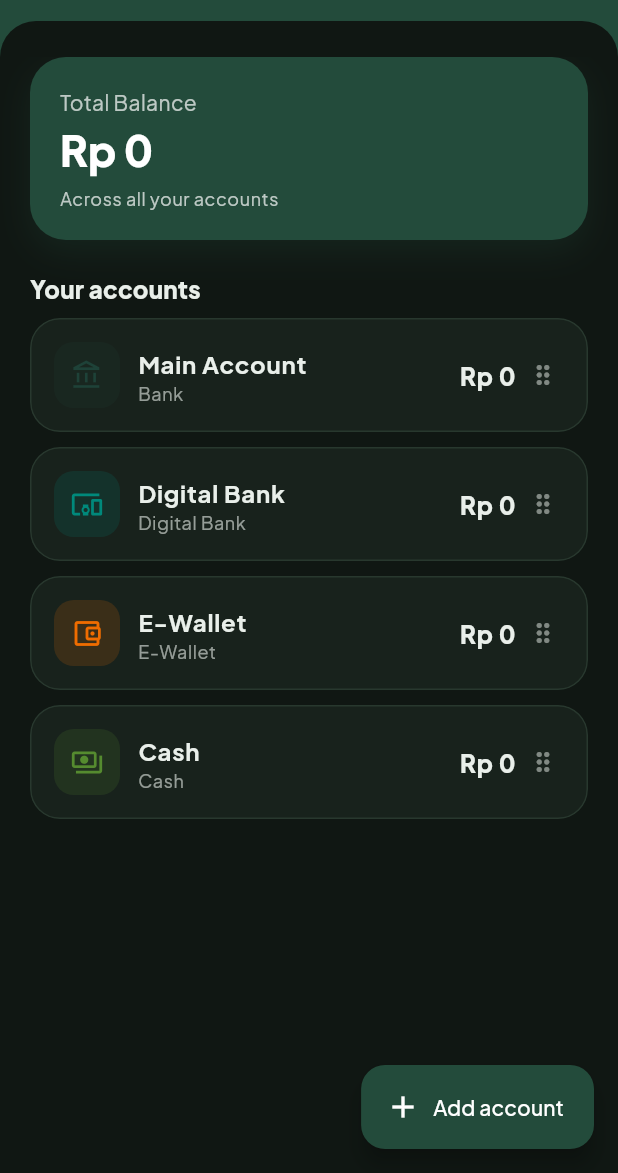
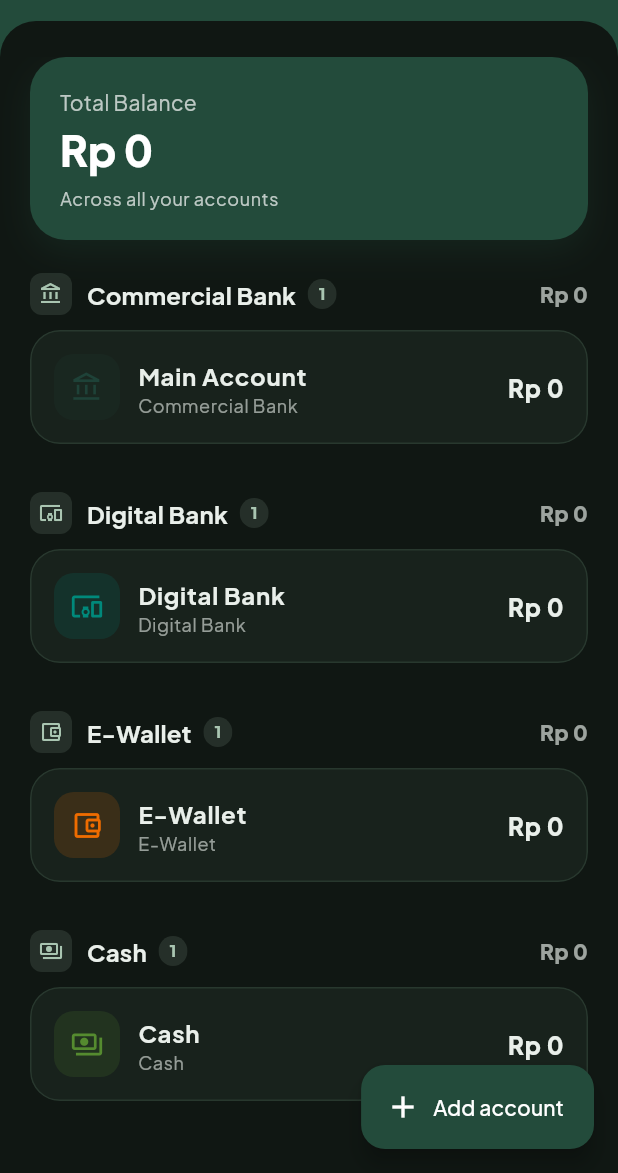
Before and after one commit to hyenavia/wall-o-pay, a Flutter app: the AccountsPage screen opened directly, on a phone screen of 412 x 824 dp, the part 63-1236 px from its top. Run offline on Flutter 3.47's test engine with Material 3 defaults, Android fonts, the phone set to English and light mode, and no system bars; our stand-ins replace cloud_firestore, connectivity_plus, drift, drift_flutter, firebase_auth, firebase_core and 9 more; missing offline and left inert: file_selector; accounts and stored records are empty; generated files the repository leaves out were written again.

Commit message:
feat: group accounts into categories with subtotals and counts (v1.11.0)

```diff
--- a/lib/core/l10n.dart
+++ b/lib/core/l10n.dart
@@ -61,6 +61,7 @@ String trG(String key, [Map<String, Object?>? args]) =>
 
 const Map<String, String> _en = {
   'Rekening Utama': 'Main Account',
+  'Bank Konvensional': 'Commercial Bank',
   'Bank Digital': 'Digital Bank',
   'Tunai': 'Cash',
   'E-Wallet': 'E-Wallet',
@@ -78,6 +79,7 @@ const Map<String, String> _en = {
 
 const Map<String, String> _id = {
   'Main Account': 'Rekening Utama',
+  'Commercial Bank': 'Bank Konvensional',
   'Digital Bank': 'Bank Digital',
   'Cash': 'Tunai',
   'Bank': 'Bank',
--- a/lib/data/providers.dart
+++ b/lib/data/providers.dart
@@ -167,57 +167,23 @@ final pendingTransactionsProvider = StreamProvider<List<PendingTransaction>>((re
   return ref.watch(databaseProvider).watchPendingTransactions();
 });
 
-/// Daftar dompet/rekening aktif langsung dari database.
-final _rawWalletsProvider = StreamProvider<List<Wallet>>((ref) {
-  return ref.watch(databaseProvider).watchWallets();
-});
+/// Urutan prioritas kategori akun: Commercial Bank -> Digital Bank -> E-Wallet -> Cash.
+const _kAccountCategoryOrder = {
+  'bank': 0,
+  'digital': 1,
+  'ewallet': 2,
+  'cash': 3,
+};
 
-/// Urutan kustom dompet/akun yang disimpan di SharedPreferences.
-class WalletOrderNotifier extends Notifier<List<String>> {
-  static const _kKey = 'pref_wallet_order';
-
-  @override
-  List<String> build() {
-    final prefs = ref.watch(sharedPreferencesProvider);
-    return prefs.getStringList(_kKey) ?? const [];
-  }
-
-  Future<void> updateOrder(List<String> newOrder) async {
-    state = List.unmodifiable(newOrder);
-    final prefs = ref.read(sharedPreferencesProvider);
-    await prefs.setStringList(_kKey, newOrder);
-  }
-
-  Future<void> reorder(int fromIndex, int toIndex, List<Wallet> currentList) async {
-    final ids = currentList.map((w) => w.id).toList();
-    if (fromIndex < 0 || fromIndex >= ids.length) return;
-    if (toIndex < 0 || toIndex >= ids.length) return;
-    if (fromIndex == toIndex) return;
-    final item = ids.removeAt(fromIndex);
-    ids.insert(toIndex, item);
-    await updateOrder(ids);
-  }
-}
-
-final walletOrderProvider =
-    NotifierProvider<WalletOrderNotifier, List<String>>(WalletOrderNotifier.new);
-
-/// Daftar dompet/rekening aktif (diurutkan sesuai preferensi kustom pengguna).
-final walletsProvider = Provider<AsyncValue<List<Wallet>>>((ref) {
-  final rawAsync = ref.watch(_rawWalletsProvider);
-  final order = ref.watch(walletOrderProvider);
-
-  return rawAsync.whenData((list) {
-    if (order.isEmpty) return list;
-    final orderMap = <String, int>{
-      for (var i = 0; i < order.length; i++) order[i]: i,
-    };
+/// Daftar dompet/rekening aktif yang terkelompok secara terstruktur berdasarkan kategori akun.
+final walletsProvider = StreamProvider<List<Wallet>>((ref) {
+  return ref.watch(databaseProvider).watchWallets().map((list) {
     final sorted = List<Wallet>.from(list);
     sorted.sort((a, b) {
-      final orderA = orderMap[a.id] ?? 999999;
-      final orderB = orderMap[b.id] ?? 999999;
+      final orderA = _kAccountCategoryOrder[a.type.toLowerCase()] ?? 99;
+      final orderB = _kAccountCategoryOrder[b.type.toLowerCase()] ?? 99;
       if (orderA != orderB) return orderA.compareTo(orderB);
-      return a.name.compareTo(b.name);
+      return a.createdAt.compareTo(b.createdAt);
     });
     return sorted;
   });
--- a/lib/data/update_checker.dart
+++ b/lib/data/update_checker.dart
@@ -45,7 +45,7 @@ final availableUpdateProvider =
 
 class UpdateCheckerService {
   /// Versi aplikasi saat ini. Selalu disinkronkan dengan pubspec.yaml.
-  static const currentVersion = '1.10.0';
+  static const currentVersion = '1.11.0';
 
   static const MethodChannel _channel = MethodChannel(
     'com.example.wall_o_pay/notifications',
--- a/lib/features/accounts/accounts_page.dart
+++ b/lib/features/accounts/accounts_page.dart
@@ -1,5 +1,3 @@
-import 'dart:ui' show lerpDouble;
-
 import 'package:flutter/material.dart';
 import 'package:flutter_riverpod/flutter_riverpod.dart';
 
@@ -32,13 +30,13 @@ String accountKindLabel(BuildContext context, String type) {
     case 'cash':
       return context.tr('Cash');
     case 'bank':
-      return context.tr('Bank');
+      return context.tr('Commercial Bank');
     case 'digital':
       return context.tr('Digital Bank');
     case 'ewallet':
       return context.tr('E-Wallet');
     default:
-      return context.tr('Bank');
+      return context.tr('Commercial Bank');
   }
 }
 
@@ -122,6 +120,72 @@ class AccountsSummaryCard extends ConsumerWidget {
   }
 }
 
+class _AccountCategoryHeader extends StatelessWidget {
+  const _AccountCategoryHeader({
+    required this.title,
+    required this.icon,
+    required this.count,
+    required this.subtotalFormatted,
+  });
+
+  final String title;
+  final IconData icon;
+  final int count;
+  final String subtotalFormatted;
+
+  @override
+  Widget build(BuildContext context) {
+    final theme = Theme.of(context);
+    final muted = theme.colorScheme.onSurface.withValues(alpha: 0.65);
+
+    return Padding(
+      padding: const EdgeInsets.only(top: 22, bottom: 10),
+      child: Row(
+        children: [
+          Container(
+            padding: const EdgeInsets.all(6),
+            decoration: BoxDecoration(
+              color: AppColors.sage.withValues(alpha: 0.14),
+              borderRadius: BorderRadius.circular(8),
+            ),
+            child: Icon(icon, size: 16, color: AppColors.sage),
+          ),
+          const SizedBox(width: 10),
+          Text(
+            title,
+            style: theme.textTheme.titleMedium?.copyWith(
+              fontWeight: FontWeight.w700,
+            ),
+          ),
+          const SizedBox(width: 8),
+          Container(
+            padding: const EdgeInsets.symmetric(horizontal: 7, vertical: 2),
+            decoration: BoxDecoration(
+              color: AppColors.sage.withValues(alpha: 0.14),
+              borderRadius: BorderRadius.circular(10),
+            ),
+            child: Text(
+              '$count',
+              style: theme.textTheme.labelSmall?.copyWith(
+                color: AppColors.sage,
+                fontWeight: FontWeight.w800,
+              ),
+            ),
+          ),
+          const Spacer(),
+          Text(
+            subtotalFormatted,
+            style: theme.textTheme.bodyMedium?.copyWith(
+              fontWeight: FontWeight.w800,
+              color: muted,
+            ),
+          ),
+        ],
+      ),
+    );
+  }
+}
+
 class AccountsPage extends ConsumerWidget {
   const AccountsPage({super.key});
 
@@ -165,13 +229,36 @@ class AccountsPage extends ConsumerWidget {
         error: (e, _) => Center(
           child: Text(context.tr('Could not load data: {error}', {'error': e})),
         ),
-        data: (accounts) => CustomScrollView(
-          slivers: [
-            SliverPadding(
-              padding: const EdgeInsets.fromLTRB(20, 0, 20, 0),
-              sliver: SliverToBoxAdapter(
-                child: Column(
-                  crossAxisAlignment: CrossAxisAlignment.stretch,
+        data: (accounts) {
+          const categoryOrder = ['bank', 'digital', 'ewallet', 'cash'];
+          final grouped = <String, List<Wallet>>{
+            for (final cat in categoryOrder) cat: <Wallet>[],
+          };
+          for (final a in accounts) {
+            final type = a.type.toLowerCase();
+            if (grouped.containsKey(type)) {
+              grouped[type]!.add(a);
+            } else {
+              grouped['bank']!.add(a);
+            }
+          }
+
+          // Urutkan akun di dalam tiap kategori berdasarkan saldo terbesar
+          for (final list in grouped.values) {
+            list.sort((a, b) {
+              final balA = balances[a.id] ?? 0;
+              final balB = balances[b.id] ?? 0;
+              final cmp = balB.compareTo(balA);
+              if (cmp != 0) return cmp;
+              return a.name.compareTo(b.name);
+            });
+          }
+
+          final activeCategories =
+              categoryOrder.where((cat) => grouped[cat]!.isNotEmpty).toList();
+
+          return ListView(
+            padding: const EdgeInsets.fromLTRB(20, 0, 20, 96),
             children: [
               HeroCard(
                 child: Column(
@@ -195,43 +282,25 @@ class AccountsPage extends ConsumerWidget {
                   ],
                 ),
               ),
-                    SectionHeader(title: context.tr('Your accounts')),
+              if (activeCategories.isEmpty) ...[
+                const SizedBox(height: 24),
+                EmptyStateCard(
+                  icon: Icons.account_balance_wallet_outlined,
+                  title: context.tr('No accounts yet'),
+                  subtitle: context.tr('Cash, bank, and e-wallet balances'),
+                ),
               ],
+              for (final cat in activeCategories) ...[
+                _AccountCategoryHeader(
+                  title: accountKindLabel(context, cat),
+                  icon: accountIcon(cat),
+                  count: grouped[cat]!.length,
+                  subtotalFormatted: money(
+                    grouped[cat]!.fold<int>(0, (sum, a) => sum + (balances[a.id] ?? 0)),
                   ),
                 ),
-            ),
-            SliverPadding(
-              padding: const EdgeInsets.symmetric(horizontal: 20),
-              sliver: SliverReorderableList(
-                itemCount: accounts.length,
-                onReorderItem: (oldIndex, newIndex) {
-                  ref.read(walletOrderProvider.notifier).reorder(
-                        oldIndex,
-                        newIndex,
-                        accounts,
-                      );
-                },
-                proxyDecorator: (child, index, animation) {
-                  return AnimatedBuilder(
-                    animation: animation,
-                    builder: (context, child) {
-                      final animValue = Curves.easeInOut.transform(animation.value);
-                      final elevation = lerpDouble(0, 6, animValue) ?? 0;
-                      return Material(
-                        elevation: elevation,
-                        color: Colors.transparent,
-                        shadowColor: Colors.black54,
-                        borderRadius: BorderRadius.circular(20),
-                        child: child,
-                      );
-                    },
-                    child: child,
-                  );
-                },
-                itemBuilder: (context, index) {
-                  final a = accounts[index];
-                  return Padding(
-                    key: ValueKey(a.id),
+                for (final a in grouped[cat]!)
+                  Padding(
                     padding: const EdgeInsets.only(bottom: 10),
                     child: AppCard(
                       onTap: () => showAccountForm(context, wallet: a),
@@ -246,11 +315,15 @@ class AccountsPage extends ConsumerWidget {
                             child: Column(
                               crossAxisAlignment: CrossAxisAlignment.start,
                               children: [
-                                Text(context.tr(a.name),
+                                Text(
+                                  context.tr(a.name),
                                   style: theme.textTheme.bodyLarge
-                                        ?.copyWith(fontWeight: FontWeight.w700)),
-                                Text(accountKindLabel(context, a.type),
-                                    style: theme.textTheme.bodySmall?.copyWith(color: muted)),
+                                      ?.copyWith(fontWeight: FontWeight.w700),
+                                ),
+                                Text(
+                                  accountKindLabel(context, a.type),
+                                  style: theme.textTheme.bodySmall?.copyWith(color: muted),
+                                ),
                               ],
                             ),
                           ),
@@ -259,37 +332,12 @@ class AccountsPage extends ConsumerWidget {
                             style: theme.textTheme.bodyLarge
                                 ?.copyWith(fontWeight: FontWeight.w800),
                           ),
-                          if (accounts.length > 1) ...[
-                            const SizedBox(width: 4),
-                            ReorderableDragStartListener(
-                              index: index,
-                              child: Tooltip(
-                                message: context.tr('Drag to reorder'),
-                                child: Padding(
-                                  padding: const EdgeInsets.symmetric(horizontal: 4, vertical: 8),
-                                  child: Icon(
-                                    Icons.drag_indicator_rounded,
-                                    color: muted.withValues(alpha: 0.5),
-                                    size: 20,
-                                  ),
+                        ],
                       ),
                     ),
                   ),
               ],
-                        ],
-                      ),
-                    ),
-                  );
-                },
-              ),
-            ),
-            if (transfers.isNotEmpty)
-              SliverPadding(
-                padding: const EdgeInsets.fromLTRB(20, 0, 20, 96),
-                sliver: SliverToBoxAdapter(
-                  child: Column(
-                    crossAxisAlignment: CrossAxisAlignment.stretch,
-                    children: [
+              if (transfers.isNotEmpty) ...[
                 SectionHeader(title: context.tr('Recent transfers')),
                 AppCard(
                   padding: EdgeInsets.zero,
@@ -322,15 +370,9 @@ class AccountsPage extends ConsumerWidget {
                   ),
                 ),
               ],
-                  ),
-                ),
-              )
-            else
-              const SliverPadding(
-                padding: EdgeInsets.only(bottom: 96),
-              ),
             ],
-        ),
+          );
+        },
       ),
     );
   }
--- a/pubspec.yaml
+++ b/pubspec.yaml
@@ -16,7 +16,7 @@ publish_to: 'none' # Remove this line if you wish to publish to pub.dev
 # https://developer.apple.com/library/archive/documentation/General/Reference/InfoPlistKeyReference/Articles/CoreFoundationKeys.html
 # In Windows, build-name is used as the major, minor, and patch parts
 # of the product and file versions while build-number is used as the build suffix.
-version: 1.10.0+35
+version: 1.11.0+36
 
 environment:
   sdk: ^3.13.7
```
Also changed, not shown: lib/features/settings/app_changelog.dart (+19 -1 lines), 6 other files. Lines whose indentation alone changed are shown as unchanged.
